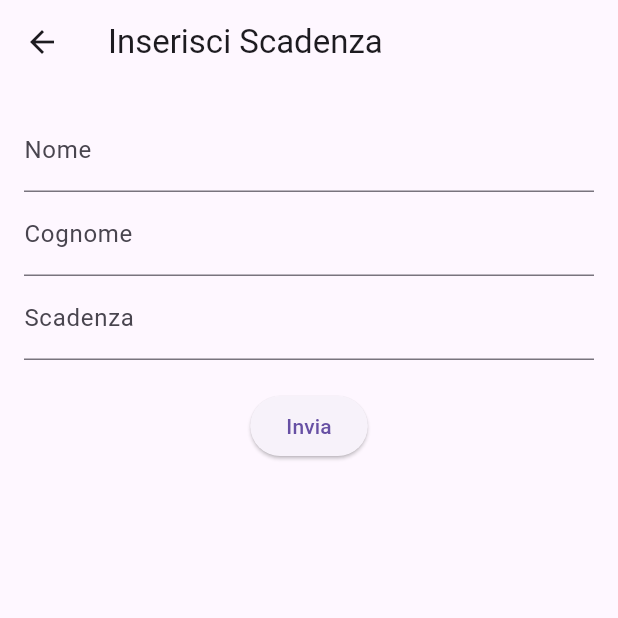
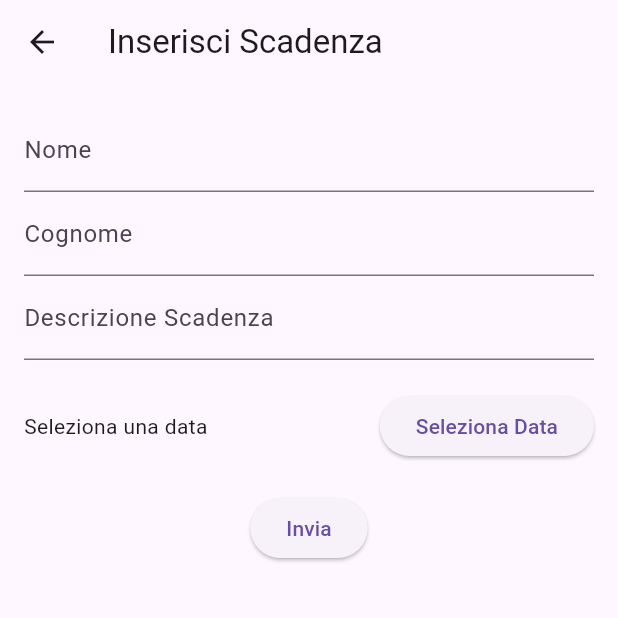
Before and after one commit to AleksandroAliaj/Fencing_App_Flutter, a Flutter app: the AddDeadlineScreen screen opened directly, after a tap on "Invia", on a phone screen of 412 x 824 dp, the top half of it. Run offline on Flutter 3.47's test engine with Material 3 defaults, Android fonts, the light colour scheme and no system bars; our stand-ins replace cloud_firestore, csv, firebase_auth, firebase_core, google_sign_in, multi_select_flutter and 1 more; accounts and stored records are empty.

Commit message:
trigger scadenze

```diff
--- a/lib/calendar_screen.dart
+++ b/lib/calendar_screen.dart
@@ -481,6 +481,7 @@ class _AddDeadlineScreenState extends State<AddDeadlineScreen> {
   final TextEditingController _firstNameController = TextEditingController();
   final TextEditingController _lastNameController = TextEditingController();
   final TextEditingController _deadlineController = TextEditingController();
+  DateTime? _selectedDate;
   String? _facilityCode;
 
   @override
@@ -500,14 +501,34 @@ class _AddDeadlineScreenState extends State<AddDeadlineScreen> {
     }
   }
 
+  Future<void> _selectDate(BuildContext context) async {
+    final DateTime? pickedDate = await showDatePicker(
+      context: context,
+      initialDate: DateTime.now(),
+      firstDate: DateTime(2000),
+      lastDate: DateTime(2101),
+    );
+
+    if (pickedDate != null && pickedDate != _selectedDate) {
+      setState(() {
+        _selectedDate = pickedDate;
+      });
+    }
+  }
+
   Future<void> _submitDeadline() async {
-    if (_firstNameController.text.isNotEmpty && _lastNameController.text.isNotEmpty && _deadlineController.text.isNotEmpty && _facilityCode != null) {
+    if (_firstNameController.text.isNotEmpty &&
+        _lastNameController.text.isNotEmpty &&
+        _deadlineController.text.isNotEmpty &&
+        _selectedDate != null &&
+        _facilityCode != null) {
       await FirebaseFirestore.instance.collection('deadlines').add({
         'firstName': _firstNameController.text,
         'lastName': _lastNameController.text,
         'text': _deadlineController.text,
         'status': 'Pending',
         'facilityCode': _facilityCode,
+        'deadlineDate': Timestamp.fromDate(_selectedDate!),  // Aggiungi la data di scadenza come Timestamp
       });
       Navigator.pop(context);
     }
@@ -538,8 +559,22 @@ class _AddDeadlineScreenState extends State<AddDeadlineScreen> {
             TextField(
               controller: _deadlineController,
               decoration: const InputDecoration(
-                labelText: 'Scadenza',
+                labelText: 'Descrizione Scadenza',
               ),
+            ),
+            const SizedBox(height: 20),
+            Row(
+              children: [
+                Expanded(
+                  child: Text(_selectedDate == null
+                      ? 'Seleziona una data'
+                      : 'Data selezionata: ${_selectedDate!.toLocal()}'),
+                ),
+                ElevatedButton(
+                  onPressed: () => _selectDate(context),
+                  child: const Text('Seleziona Data'),
+                ),
+              ],
             ),
             const SizedBox(height: 20),
             ElevatedButton(
@@ -603,8 +638,22 @@ class DeadlineListScreen extends StatelessWidget {
                 return const Center(child: Text('Nessuna scadenza trovata'));
               }
 
+              final now = DateTime.now();
+              final twelveMonthsAgo = now.subtract(Duration(days: 200));
+
+              // Rimuovi scadenze più vecchie
+              final validDeadlines = snapshot.data!.docs.where((doc) {
+                final deadlineDate = (doc['deadlineDate'] as Timestamp).toDate();
+                if (deadlineDate.isBefore(twelveMonthsAgo)) {
+                  // Elimina la scadenza scaduta
+                  doc.reference.delete();
+                  return false;
+                }
+                return true;
+              }).toList();
+
               return ListView(
-                children: snapshot.data!.docs.map((doc) {
+                children: validDeadlines.map((doc) {
                   return ListTile(
                     title: Text(doc['text']),
                     subtitle: Text('${doc['firstName']} ${doc['lastName']}'),
@@ -672,8 +721,22 @@ class DeadlineList extends StatelessWidget {
               return const Center(child: Text('Nessuna scadenza trovata'));
             }
 
+            final now = DateTime.now();
+            final twelveMonthsAgo = now.subtract(Duration(days: 200));
+
+            // Rimuovi scadenze più vecchie
+            final validDeadlines = snapshot.data!.docs.where((doc) {
+              final deadlineDate = (doc['deadlineDate'] as Timestamp).toDate();
+              if (deadlineDate.isBefore(twelveMonthsAgo)) {
+                // Elimina la scadenza scaduta
+                doc.reference.delete();
+                return false;
+              }
+              return true;
+            }).toList();
+
             return ListView(
-              children: snapshot.data!.docs.map((doc) {
+              children: validDeadlines.map((doc) {
                 return ListTile(
                   title: Text(doc['text']),
                   subtitle: Text('${doc['firstName']} ${doc['lastName']}'),
```
